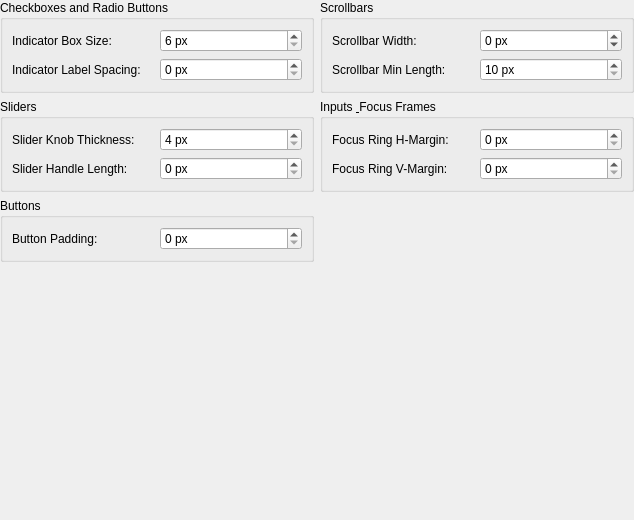
Qt form librecad/src/ui/dialogs/settings/options_widget/pages/lc_settings_page_metrics_controls.ui (sand1024/LibreCAD) before a commit.
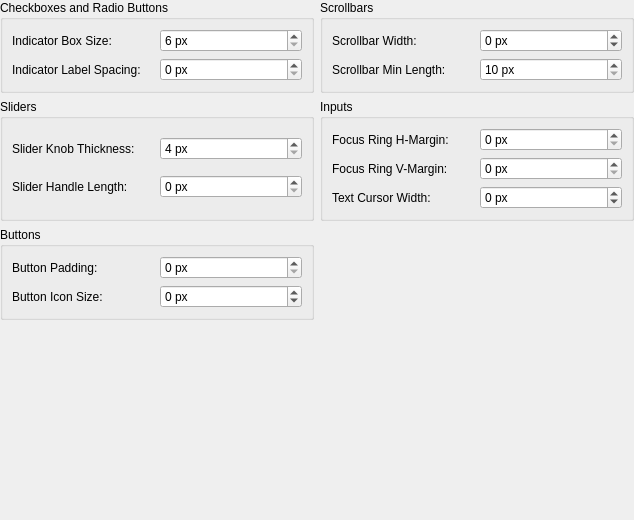
The same form after that commit.

Commit message: settings dialogs update

Patch:
```diff
--- a/librecad/src/ui/dialogs/settings/options_widget/pages/lc_settings_page_metrics_controls.ui
+++ b/librecad/src/ui/dialogs/settings/options_widget/pages/lc_settings_page_metrics_controls.ui
@@ -142,7 +142,7 @@
    <item row="1" column="1">
     <widget class="QGroupBox" name="gbEdits">
      <property name="title">
-      <string>Inputs &amp; Focus Frames</string>
+      <string>Inputs</string>
      </property>
      <layout class="QGridLayout" name="gridLayout_focus">
       <item row="0" column="0">
@@ -191,6 +191,32 @@
         </property>
        </widget>
       </item>
+      <item row="2" column="0">
+       <widget class="QLabel" name="lblTextCursorWidth">
+        <property name="toolTip">
+         <string>Width of the blinking text insertion cursor in input fields and the CAD command line (-1 for auto-scaling by display DPI).</string>
+        </property>
+        <property name="text">
+         <string>Text Cursor Width:</string>
+        </property>
+       </widget>
+      </item>
+      <item row="2" column="1">
+       <widget class="QSpinBox" name="sbTextCursorWidth">
+        <property name="toolTip">
+         <string>Adjust width of blinking text cursor (-1 for auto-scaling).</string>
+        </property>
+        <property name="suffix">
+         <string> px</string>
+        </property>
+        <property name="minimum">
+         <number>-1</number>
+        </property>
+        <property name="maximum">
+         <number>5</number>
+        </property>
+       </widget>
+      </item>
      </layout>
     </widget>
    </item>
@@ -294,6 +320,32 @@
         </property>
        </widget>
       </item>
+         <item row="1" column="0">
+             <widget class="QLabel" name="lblButtonIconSize">
+                 <property name="toolTip">
+                     <string>Size of icons rendered inside standard push buttons (-1 for auto-scaled 16 px).</string>
+                 </property>
+                 <property name="text">
+                     <string>Button Icon Size:</string>
+                 </property>
+             </widget>
+         </item>
+         <item row="1" column="1">
+             <widget class="QSpinBox" name="sbButtonIconSize">
+                 <property name="toolTip">
+                     <string>Adjust size of icons inside push buttons (-1 for auto-scaled 16 px).</string>
+                 </property>
+                 <property name="suffix">
+                     <string> px</string>
+                 </property>
+                 <property name="minimum">
+                     <number>-1</number>
+                 </property>
+                 <property name="maximum">
+                     <number>32</number>
+                 </property>
+             </widget>
+         </item>
      </layout>
     </widget>
    </item>
```
The commit also changes 90 other files.
